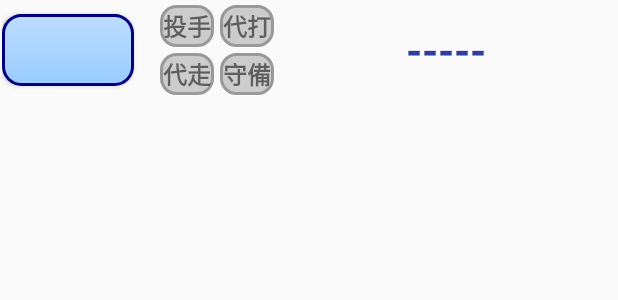
After one commit to korosaka/baseball_lineup_jp, an Android app: the layout sub_player_list_item.xml on its own in the app's theme, with its tools: preview values and no code run, on a phone screen of 412 x 824 dp. The commit adds this screen. Shown: the top 300 px of the screen. Run offline under Robolectric (Android 15) with nearby library versions, the phone set to English and light mode, and no system bars.

Commit message:
make sub player list item model and view

```diff
--- a/app/src/main/java/com/websarva/wings/android/dasenapp/PlayerListItemData.java
+++ b/app/src/main/java/com/websarva/wings/android/dasenapp/StartingPlayerListItemData.java
@@ -1,11 +1,11 @@
 package com.websarva.wings.android.dasenapp;
 
-public class PlayerListItemData {
+public class StartingPlayerListItemData {
     private int orderNumber;
     private String position;
     private String name;
 
-    public PlayerListItemData(int orderNum, String position, String name) {
+    public StartingPlayerListItemData(int orderNum, String position, String name) {
         this.orderNumber = orderNum;
         this.position = position;
         this.name = name;
--- /dev/null
+++ b/app/src/main/res/layout/sub_player_list_item.xml
@@ -0,0 +1,92 @@
+<?xml version="1.0" encoding="utf-8"?>
+<LinearLayout xmlns:android="http://schemas.android.com/apk/res/android"
+    android:layout_width="match_parent"
+    android:layout_height="wrap_content"
+    android:gravity="center_vertical"
+    android:orientation="horizontal"
+    android:padding="1dp">
+
+    <Button
+        android:id="@+id/sub_order_button"
+        android:layout_width="wrap_content"
+        android:layout_height="wrap_content"
+        android:background="@drawable/order_num_button_background"
+        android:textSize="22sp"
+        android:textStyle="bold" />
+
+    <LinearLayout
+        android:layout_width="wrap_content"
+        android:layout_height="wrap_content"
+        android:layout_marginLeft="15dp"
+        android:orientation="vertical">
+
+        <LinearLayout
+            android:layout_width="wrap_content"
+            android:layout_height="wrap_content"
+            android:orientation="horizontal">
+
+            <TextView
+                android:layout_width="wrap_content"
+                android:layout_height="wrap_content"
+                android:layout_margin="2dp"
+                android:background="@drawable/disable_button_background"
+                android:padding="2dp"
+                android:text="投手"
+                android:textSize="16sp"
+                android:textStyle="bold" />
+
+            <TextView
+                android:layout_width="wrap_content"
+                android:layout_height="wrap_content"
+                android:layout_margin="2dp"
+                android:background="@drawable/disable_button_background"
+                android:padding="2dp"
+                android:text="代打"
+                android:textSize="16sp"
+                android:textStyle="bold" />
+
+        </LinearLayout>
+
+        <LinearLayout
+            android:layout_width="wrap_content"
+            android:layout_height="wrap_content"
+            android:orientation="horizontal">
+
+            <TextView
+                android:layout_width="wrap_content"
+                android:layout_height="wrap_content"
+                android:layout_margin="2dp"
+                android:background="@drawable/disable_button_background"
+                android:padding="2dp"
+                android:text="代走"
+                android:textSize="16sp"
+                android:textStyle="bold" />
+
+            <TextView
+                android:layout_width="wrap_content"
+                android:layout_height="wrap_content"
+                android:layout_margin="2dp"
+                android:background="@drawable/disable_button_background"
+                android:padding="2dp"
+                android:text="守備"
+                android:textSize="16sp"
+                android:textStyle="bold" />
+
+        </LinearLayout>
+
+
+    </LinearLayout>
+
+    <TextView
+        android:id="@+id/sub_name_text"
+        android:layout_width="match_parent"
+        android:layout_height="wrap_content"
+        android:gravity="center"
+        android:maxLines="1"
+        android:text="@string/hyphen_5"
+        android:textColor="@color/colorPrimaryDark"
+        android:textSize="28sp"
+        android:textStyle="bold" />
+
+
+</LinearLayout>
```
Also changed, not shown: app/src/main/java/com/websarva/wings/android/dasenapp/PlayerListAdapter.java (+4 -4 lines), app/src/main/java/com/websarva/wings/android/dasenapp/StartingLineupFragment.java (+6 -6 lines), app/src/main/java/com/websarva/wings/android/dasenapp/SubPlayerListItemData.java (added, +50 -0 lines), app/src/main/res/layout/starting_player_list_item.xml (renamed from app/src/main/res/layout/player_list_item.xml).
